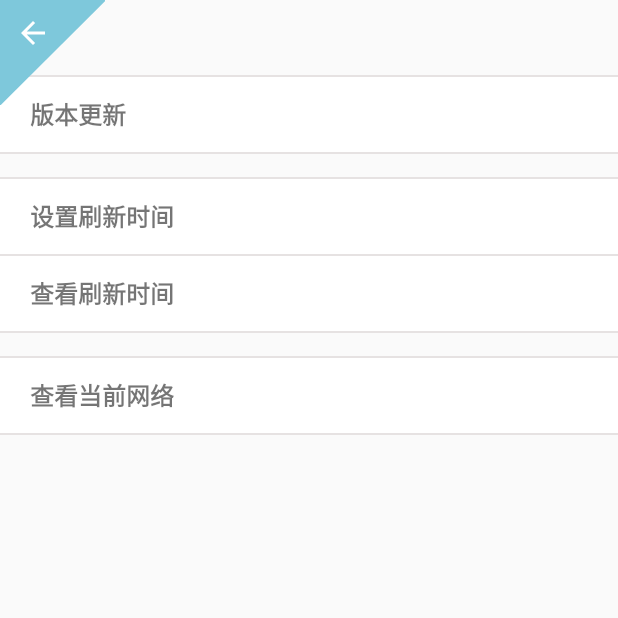
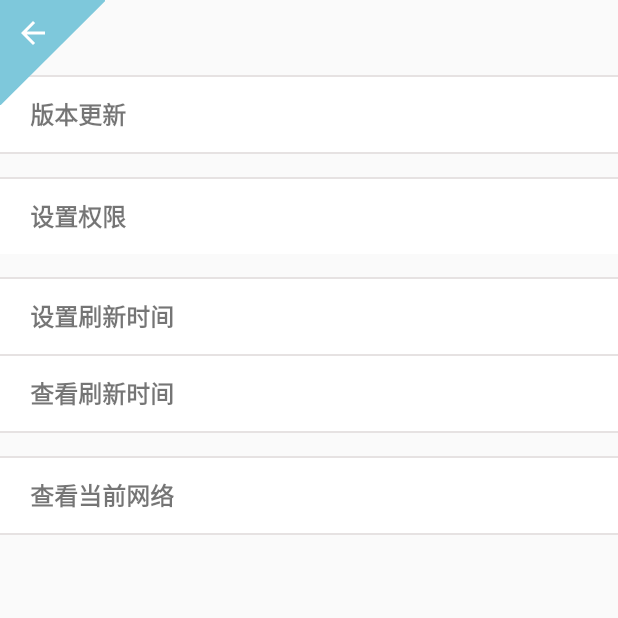
Before and after one commit to CHwithKeY/TryOn, an Android app: the Setting_Act screen opened directly, with no data from a screen before it, on a phone screen of 412 x 824 dp, the top half of it. Run offline under Robolectric (Android 15) with nearby library versions, the light colour scheme and no system bars.

Commit message:
Add the item --- authorize to the SettingAct.java.

```diff
--- a/app/src/main/java/wale_tech/tryon/user/setting/Setting_Act.java
+++ b/app/src/main/java/wale_tech/tryon/user/setting/Setting_Act.java
@@ -29,6 +29,8 @@ public class Setting_Act extends Base_Act implements View.OnClickListener {
 
         setupUpdateText();
 
+        setupAuthorizeText();
+
         setupRefreshTimeText();
 
         setupGetRefreshTimeText();
@@ -50,6 +52,11 @@ public class Setting_Act extends Base_Act implements View.OnClickListener {
     private void setupUpdateText() {
         final TextView update_tv = (TextView) findViewById(R.id.setting_update_tv);
         update_tv.setOnClickListener(this);
+    }
+
+    private void setupAuthorizeText() {
+        final TextView authorize_tv = (TextView) findViewById(R.id.setting_authorize_tv);
+        authorize_tv.setOnClickListener(this);
     }
 
     private void setupRefreshTimeText() {
@@ -93,6 +100,11 @@ public class Setting_Act extends Base_Act implements View.OnClickListener {
             case R.id.setting_update_tv:
                 Intent update_int = new Intent(this, Update_Act.class);
                 startActivity(update_int);
+                break;
+
+            case R.id.setting_authorize_tv:
+                Intent authorize_int = new Intent(this, Authorize_Act.class);
+                startActivity(authorize_int);
                 break;
 
             case R.id.setting_refresh_time_tv:
--- a/app/src/main/res/layout/activity_setting_layout.xml
+++ b/app/src/main/res/layout/activity_setting_layout.xml
@@ -23,6 +23,17 @@
             android:text="@string/setting_update_tv" />
 
         <include layout="@layout/divider_horizontal_gray_item" />
+
+        <View
+            android:layout_width="match_parent"
+            android:layout_height="@dimen/item_opf_divider" />
+
+        <include layout="@layout/divider_horizontal_gray_item" />
+
+        <TextView
+            android:id="@+id/setting_authorize_tv"
+            style="@style/base_list_item_tv_style"
+            android:text="@string/setting_authorize_tv" />
 
         <View
             android:layout_width="match_parent"
--- a/app/src/main/res/values/strings.xml
+++ b/app/src/main/res/values/strings.xml
@@ -158,6 +158,7 @@
 
     <!-- activity_setting_layout -->
     <string name="setting_update_tv">版本更新</string>
+    <string name="setting_authorize_tv">设置权限</string>
     <string name="setting_refresh_time_tv">设置刷新时间</string>
     <string name="setting_get_refresh_time_tv">查看刷新时间</string>
     <string name="setting_check_net_tv">查看当前网络</string>
```
Also changed, not shown: app/src/main/java/wale_tech/tryon/user/setting/Authorize_Act.java (+10 -10 lines).
